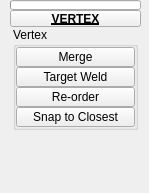
Old version of the form tentacle/ui/uiLevel_3/polygons_vertex.ui in the repository m3trik/tentacle.
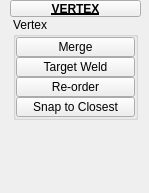
New version of the form. Custom widgets are drawn as their Qt base class.

```diff
--- a/tentacle/ui/uiLevel_3/polygons_vertex.ui
+++ b/tentacle/ui/uiLevel_3/polygons_vertex.ui
@@ -155,7 +155,7 @@
      <property name="spacing">
       <number>0</number>
      </property>
-     <item row="3" column="1" colspan="2">
+     <item row="2" column="1" colspan="2">
       <layout class="QHBoxLayout" name="horizontalLayout">
        <item>
         <layout class="QVBoxLayout" name="verticalLayout">
@@ -383,34 +383,6 @@
       </layout>
      </item>
      <item row="0" column="1" colspan="2">
-      <widget class="ProgressBar" name="progressBar">
-       <property name="sizePolicy">
-        <sizepolicy hsizetype="Ignored" vsizetype="Fixed">
-         <horstretch>0</horstretch>
-         <verstretch>0</verstretch>
-        </sizepolicy>
-       </property>
-       <property name="minimumSize">
-        <size>
-         <width>0</width>
-         <height>10</height>
-        </size>
-       </property>
-       <property name="maximumSize">
-        <size>
-         <width>16777215</width>
-         <height>10</height>
-        </size>
-       </property>
-       <property name="value">
-        <number>0</number>
-       </property>
-       <property name="textVisible">
-        <bool>false</bool>
-       </property>
-      </widget>
-     </item>
-     <item row="1" column="1" colspan="2">
       <widget class="PushButtonDraggable" name="draggable_header">
        <property name="minimumSize">
         <size>
@@ -449,11 +421,6 @@
    <extends>QPushButton</extends>
    <header>widgets.pushbuttondraggable.h</header>
   </customwidget>
-  <customwidget>
-   <class>ProgressBar</class>
-   <extends>QProgressBar</extends>
-   <header>widgets.progressbar.h</header>
-  </customwidget>
   <customwidget>
    <class>PushButton</class>
    <extends>QPushButton</extends>
```
